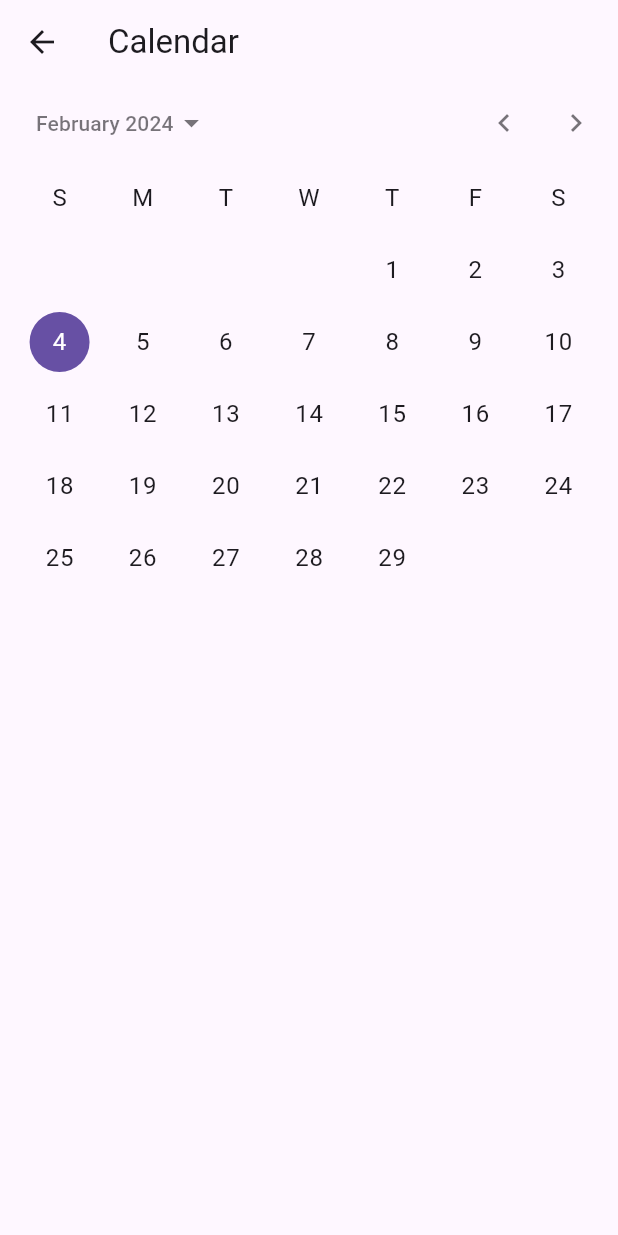
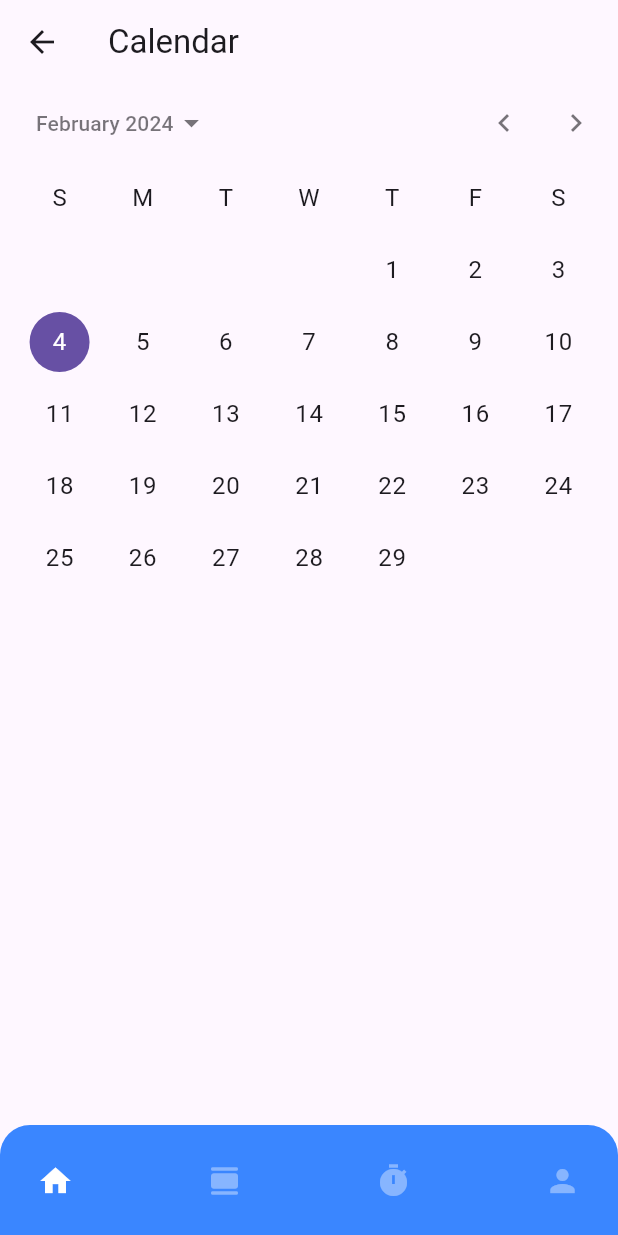
Before and after one commit to karinevitoria/PomoFocus, a Flutter app: the CalendarPage screen opened directly, on a phone screen of 412 x 824 dp. Run offline on Flutter 3.47's test engine with Material 3 defaults, Android fonts, the phone set to English and light mode, and no system bars; drawn by our look-alikes of google_nav_bar; our stand-ins replace shared_preferences; accounts and stored records are empty.

Commit message:
feat(screen/model): Add the bottom navigation bar, create the Timer Page

```diff
--- a/lib/domain/models/Task.dart
+++ b/lib/domain/models/Task.dart
@@ -1,7 +1,6 @@
 import 'package:flutter/material.dart';
 import '../../screens/edit_task.dart';
 import 'package:shared_preferences/shared_preferences.dart';
-import 'package:pomo_focus/screens/home_page.dart';
 import 'dart:convert';
 
 class Task extends StatefulWidget {
--- a/lib/screens/calendar_page.dart
+++ b/lib/screens/calendar_page.dart
@@ -1,7 +1,7 @@
 import 'package:flutter/material.dart';
 import 'dart:convert';
 import 'package:shared_preferences/shared_preferences.dart';
-
+import 'package:pomo_focus/screens/components/bottom_navigation_bar.dart';
 import '../domain/models/Task.dart';
 
 class CalendarPage extends StatefulWidget {
@@ -51,8 +51,9 @@ class _CalendarPageState extends State<CalendarPage> {
   @override
   Widget build(BuildContext context) {
     return Scaffold(
+      bottomNavigationBar: const CustomNavigationBar(),
       appBar: AppBar(
-        title: Text('Calendar'),
+        title: const Text('Calendar'),
       ),
       body: Column(
         children: [
--- /dev/null
+++ b/lib/screens/components/bottom_navigation_bar.dart
@@ -0,0 +1,68 @@
+import 'package:flutter/material.dart';
+import 'package:google_nav_bar/google_nav_bar.dart';
+import 'package:pomo_focus/screens/home_page.dart';
+import 'package:pomo_focus/screens/calendar_page.dart';
+import 'package:pomo_focus/screens/time_page.dart';
+
+class CustomNavigationBar extends StatelessWidget {
+  const CustomNavigationBar({super.key});
+
+  @override
+  Widget build(BuildContext context) {
+    return Container(
+      decoration: const BoxDecoration(
+        borderRadius: BorderRadius.only(
+            topLeft: Radius.circular(20),
+            topRight: Radius.circular(20)), // Adjust the value as needed
+        color: Color.fromARGB(255, 58, 134, 255),
+      ),
+      child: GNav(
+        tabBorderRadius: 50,
+        activeColor: Colors.white,
+        backgroundColor: Colors.transparent, // Set this to transparent
+        tabs: [
+          GButton(
+            icon: Icons.home,
+            iconColor: const Color.fromARGB(100, 255, 255, 255),
+            onPressed: () {
+              Navigator.push(
+                context,
+                MaterialPageRoute(builder: (context) => const HomePage()),
+              );
+            },
+          ),
+          GButton(
+            icon: Icons.calendar_view_day_rounded,
+            iconColor: const Color.fromARGB(100, 255, 255, 255),
+            onPressed: () {
+              Navigator.push(
+                context,
+                MaterialPageRoute(builder: (context) => CalendarPage()),
+              );
+            },
+          ),
+          GButton(
+            icon: Icons.timer,
+            iconColor: const Color.fromARGB(100, 255, 255, 255),
+            onPressed: () {
+              Navigator.push(
+                context,
+                MaterialPageRoute(builder: (context) => TimerPage()),
+              );
+            },
+          ),
+          GButton(
+            icon: Icons.person,
+            iconColor: const Color.fromARGB(100, 255, 255, 255),
+            onPressed: () {
+              Navigator.push(
+                context,
+                MaterialPageRoute(builder: (context) => TimerPage()),
+              );
+            },
+          )
+        ],
+      ),
+    );
+  }
+}
--- a/lib/screens/create_task.dart
+++ b/lib/screens/create_task.dart
@@ -1,5 +1,6 @@
 import 'package:flutter/material.dart';
 import '../domain/models/Task.dart';
+import 'package:pomo_focus/screens/components/bottom_navigation_bar.dart';
 
 class CreateTask extends StatefulWidget {
   CreateTask({Key? key}) : super(key: key);
@@ -17,6 +18,7 @@ class _CreateTaskState extends State<CreateTask> {
   @override
   Widget build(BuildContext context) {
     return Scaffold(
+      bottomNavigationBar: CustomNavigationBar(),
       appBar: AppBar(),
       body: Padding(
         padding: const EdgeInsets.all(20),
--- a/lib/screens/edit_task.dart
+++ b/lib/screens/edit_task.dart
@@ -1,4 +1,5 @@
 import 'package:flutter/material.dart';
+import 'package:pomo_focus/screens/components/bottom_navigation_bar.dart';
 
 class EditTask extends StatefulWidget {
   final String title;
@@ -36,6 +37,7 @@ class _EditTaskState extends State<EditTask> {
   @override
   Widget build(BuildContext context) {
     return Scaffold(
+      bottomNavigationBar: const CustomNavigationBar(),
       appBar: AppBar(
         title: const Text('Edit Task'),
       ),
--- a/pubspec.yaml
+++ b/pubspec.yaml
@@ -31,6 +31,7 @@ dependencies:
   flutter:
     sdk: flutter
   shared_preferences: ^2.0.8
+  google_nav_bar: ^5.0.6
 
   # The following adds the Cupertino Icons font to your application.
   # Use with the CupertinoIcons class for iOS style icons.
```
Also changed, not shown: lib/screens/home_page.dart (+2 -18 lines), lib/screens/time_page.dart (added, +120 -0 lines), pubspec.lock.
